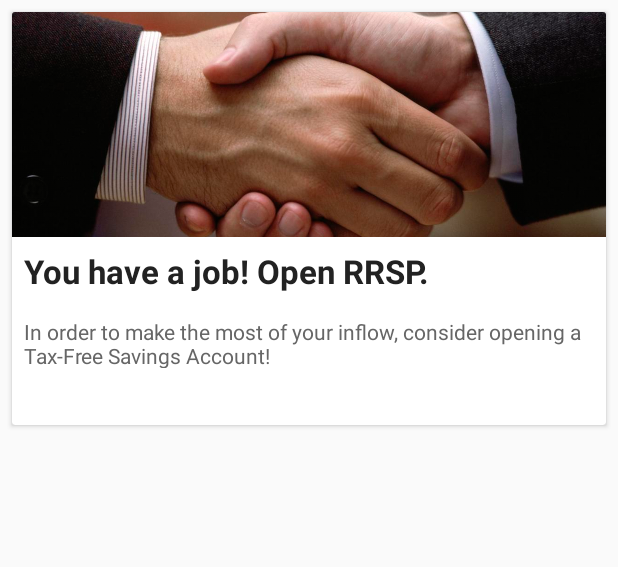
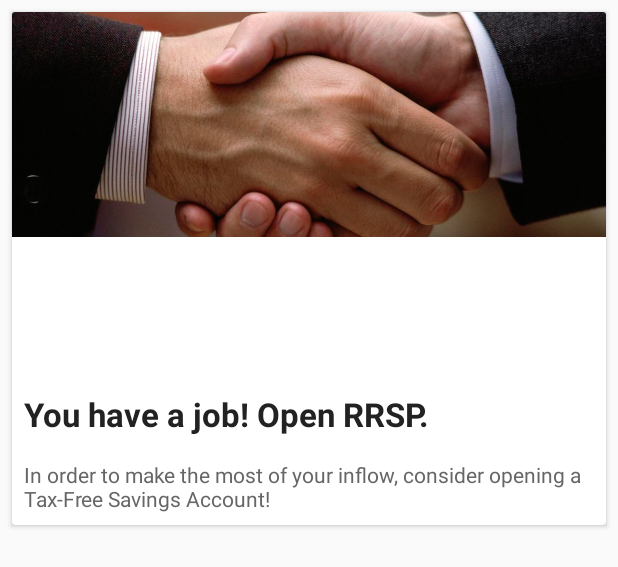
Before and after one commit to pmak905/Flyknits, an Android app: the layout notifications.xml on its own in the app's theme, with its tools: preview values and no code run, on a phone screen of 412 x 824 dp. Shown: the top 567 px of the screen. Run offline under Robolectric (Android 15) with nearby library versions, the phone set to English and light mode, and no system bars.

Commit message:
- added support for video notification - added support for dynamically setting notifications based on selected menu items

```diff
--- a/app/build.gradle
+++ b/app/build.gradle
@@ -5,7 +5,7 @@ android {
     buildToolsVersion "26.0.0"
     defaultConfig {
         applicationId "com.hackabots.flyknits"
-        minSdkVersion 19
+        minSdkVersion 21
         targetSdkVersion 26
         versionCode 1
         versionName "1.0"
--- a/app/src/main/AndroidManifest.xml
+++ b/app/src/main/AndroidManifest.xml
@@ -23,4 +23,6 @@
         <activity android:name=".NotificationsActivity" android:parentActivityName=".MainActivity"></activity>
     </application>
 
+    <uses-permission android:name="android.permission.INTERNET" />
+
 </manifest>
--- a/app/src/main/res/layout/notifications.xml
+++ b/app/src/main/res/layout/notifications.xml
@@ -1,35 +1,43 @@
 <android.support.v7.widget.CardView xmlns:android="http://schemas.android.com/apk/res/android"
     android:id="@+id/card_view"
     android:layout_width="match_parent"
-    android:layout_height="275dp"
+    android:layout_height="wrap_content"
     android:layout_margin="8dp">
 
     <RelativeLayout
         android:layout_width="match_parent"
-        android:layout_height="245dp">
+        android:layout_height="wrap_content">
+
+        <VideoView
+            android:id="@+id/videoView"
+            android:layout_width="match_parent"
+            android:layout_height="245dp" />
 
         <ImageView
             android:id="@+id/thumbnail"
             android:layout_width="match_parent"
             android:layout_height="150dp"
+            android:layout_alignParentStart="true"
+            android:layout_alignParentTop="true"
+            android:cropToPadding="false"
             android:scaleType="centerCrop"
-            android:src="@drawable/new_job"
-            android:layout_alignParentTop="true"
-            android:layout_alignParentStart="true" />
+            android:src="@drawable/new_job" />
 
         <TextView
             android:id="@+id/title"
             android:layout_width="wrap_content"
             android:layout_height="wrap_content"
-            android:layout_below="@+id/thumbnail"
+            android:layout_alignParentStart="true"
+            android:layout_below="@+id/videoView"
             android:maxLines="3"
             android:padding="8dp"
             android:text="@string/action_open_rrsp"
             android:textColor="#222"
-            android:textStyle="bold"
-            android:textSize="22dp" />
+            android:textSize="22dp"
+            android:textStyle="bold" />
 
         <TextView
+            android:id="@+id/desc"
             android:layout_width="wrap_content"
             android:layout_height="wrap_content"
             android:layout_below="@+id/title"
@@ -40,4 +48,5 @@
             android:textSize="14dp" />
 
     </RelativeLayout>
+
 </android.support.v7.widget.CardView>
--- a/app/src/main/res/values/strings.xml
+++ b/app/src/main/res/values/strings.xml
@@ -1,5 +1,5 @@
 <resources>
-    <string name="app_name">Flyknits</string>
+    <string name="app_name">SmartHabits</string>
 
     <string name="navigation_drawer_open">Open navigation drawer</string>
     <string name="navigation_drawer_close">Close navigation drawer</string>
```
Also changed, not shown: app/src/main/java/com/hackabots/flyknits/MainActivity.java (+18 -0 lines), app/src/main/java/com/hackabots/flyknits/NotificationsActivity.java (+42 -0 lines), app/src/main/res/drawable/ic_menu_camera.xml (deleted, +0 -12 lines), app/src/main/res/drawable/ic_menu_gallery.xml (deleted, +0 -9 lines), app/src/main/res/drawable/ic_menu_manage.xml (deleted, +0 -9 lines), app/src/main/res/drawable/ic_menu_send.xml (deleted, +0 -9 lines), app/src/main/res/drawable/ic_menu_share.xml (deleted, +0 -9 lines), app/src/main/res/drawable/ic_menu_slideshow.xml (deleted, +0 -9 lines), 1 other file.
